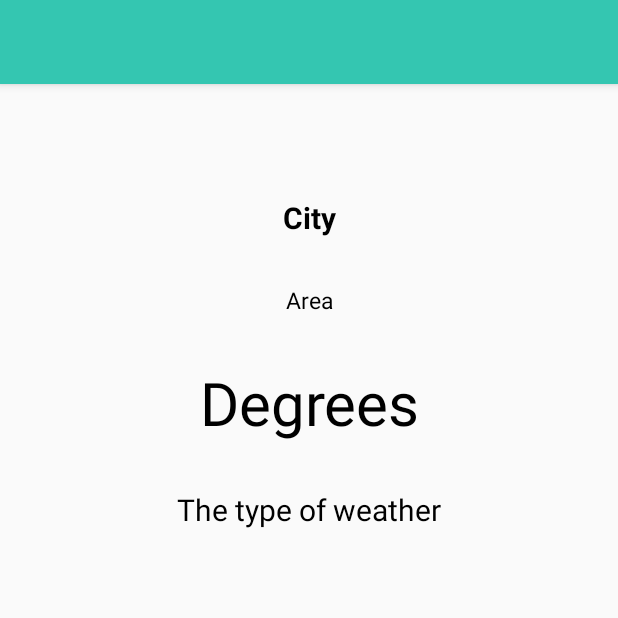
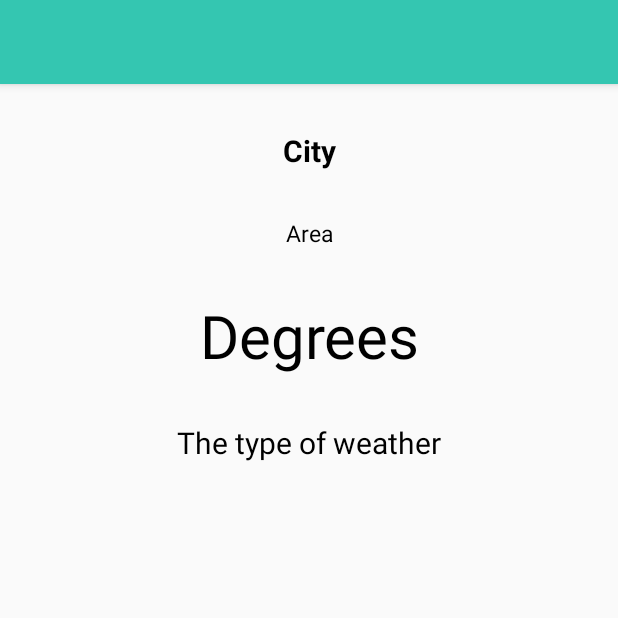
Before and after one commit to agaperra/android, an Android app: the screen it shows after launch (MainActivity), on a phone screen of 412 x 824 dp, the top half of it. Run offline under Robolectric (Android 15) with nearby library versions, the phone set to English and light mode, and no system bars.

Commit message:
- изменение отступов

```diff
--- a/app/src/main/res/layout/activity_main.xml
+++ b/app/src/main/res/layout/activity_main.xml
@@ -22,7 +22,7 @@
                 android:layout_width="match_parent"
                 android:layout_height="wrap_content"
                 android:layout_marginStart="@dimen/margin_big"
-                android:layout_marginTop="60dp"
+                android:layout_marginTop="15dp"
                 android:layout_marginEnd="@dimen/margin_big"
                 android:orientation="vertical"
                 app:layout_constraintEnd_toEndOf="parent"
```
